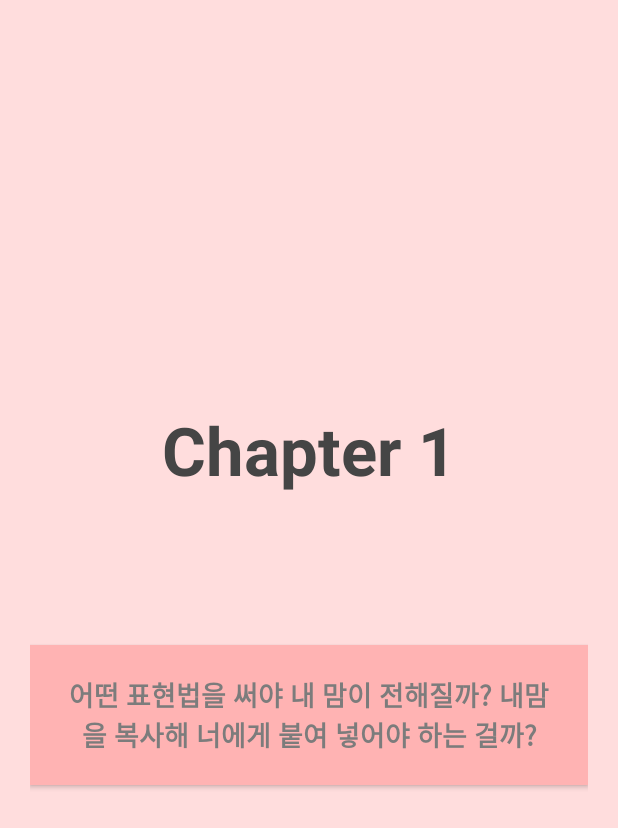
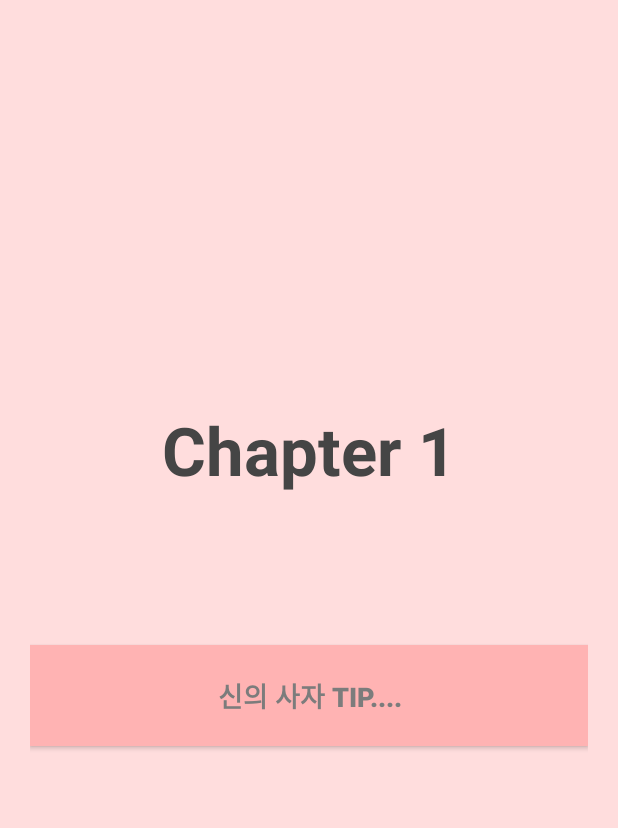
Before and after one commit to ProgrammerYes25/grasp_heart_of_his, an Android app: the loadingStoryActivity screen opened directly, with no data from a screen before it, on a phone screen of 412 x 824 dp. Shown: the top 828 px of the screen. Run offline under Robolectric (Android 15) with nearby library versions, the phone set to English and light mode, and no system bars; 1 statement that could not run was skipped.

Commit message:
MacroClass  - storyMacro 글자 출력 구현

```diff
--- a/app/build.gradle
+++ b/app/build.gradle
@@ -9,9 +9,9 @@ android {
         applicationId "ctrl_s_0106_2114_0815_2112_ysgy.project.grasp_heart_of_his"
         minSdk 21
         targetSdk 32
-        versionCode 1
-        versionName "1.0"
-
+        versionCode 2
+        versionName "1.1"
+        multiDexEnabled true
         testInstrumentationRunner "androidx.test.runner.AndroidJUnitRunner"
     }
 
--- a/app/src/main/java/ctrl_s_0106_2114_0815_2112_ysgy/project/grasp_heart_of_his/loadingStoryActivity.java
+++ b/app/src/main/java/ctrl_s_0106_2114_0815_2112_ysgy/project/grasp_heart_of_his/loadingStoryActivity.java
@@ -3,12 +3,23 @@ package ctrl_s_0106_2114_0815_2112_ysgy.project.grasp_heart_of_his;
 import androidx.appcompat.app.AppCompatActivity;
 
 import android.os.Bundle;
+import android.widget.Button;
+import android.widget.TextView;
+
+import java.io.InputStream;
 
 public class loadingStoryActivity extends AppCompatActivity {
-
+    TextView chapterText;
+    Button tipBtn;
     @Override
     protected void onCreate(Bundle savedInstanceState) {
         super.onCreate(savedInstanceState);
         setContentView(R.layout.activity_loading_story);
+        chapterText = findViewById(R.id.chapter_text);
+        tipBtn = findViewById(R.id.tip_btn);
+        //test code
+        MacroClass macroClass = new MacroClass();
+        InputStream inputText = getResources().openRawResource(R.raw.test);
+        macroClass.loadingStoryMacro(inputText, tipBtn);
     }
 }
--- a/app/src/main/res/layout/activity_loading_story.xml
+++ b/app/src/main/res/layout/activity_loading_story.xml
@@ -24,7 +24,7 @@
         android:layout_height="wrap_content"
         android:background="#FFB3B3"
         android:padding="20dp"
-        android:text="어떤 표현법을 써야 내 맘이 전해질까? 내맘을 복사해 너에게 붙여 넣어야 하는 걸까?"
+        android:text="신의 사자 Tip...."
         android:textStyle="bold"
         android:textColor="#7C7C7C"
         android:textSize="8pt"
--- /dev/null
+++ b/app/src/main/res/raw/test.txt
@@ -0,0 +1,5 @@
+1 가
+2 나
+3 다
+4 라
+5 마
```
Also changed, not shown: app/src/main/java/ctrl_s_0106_2114_0815_2112_ysgy/project/grasp_heart_of_his/MacroClass.java (added, +44 -0 lines), app/src/main/java/ctrl_s_0106_2114_0815_2112_ysgy/project/grasp_heart_of_his/StoryActivity.java (+6 -1 lines), app/src/main/java/ctrl_s_0106_2114_0815_2112_ysgy/project/grasp_heart_of_his/macroClass.java (deleted, +0 -13 lines).
